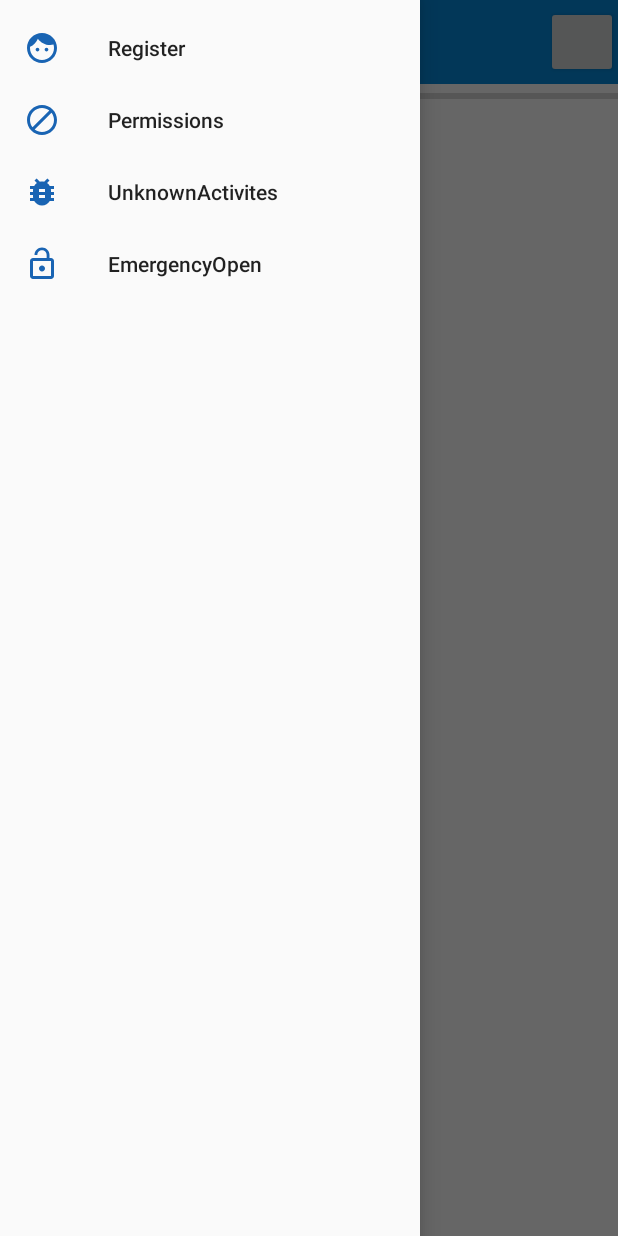
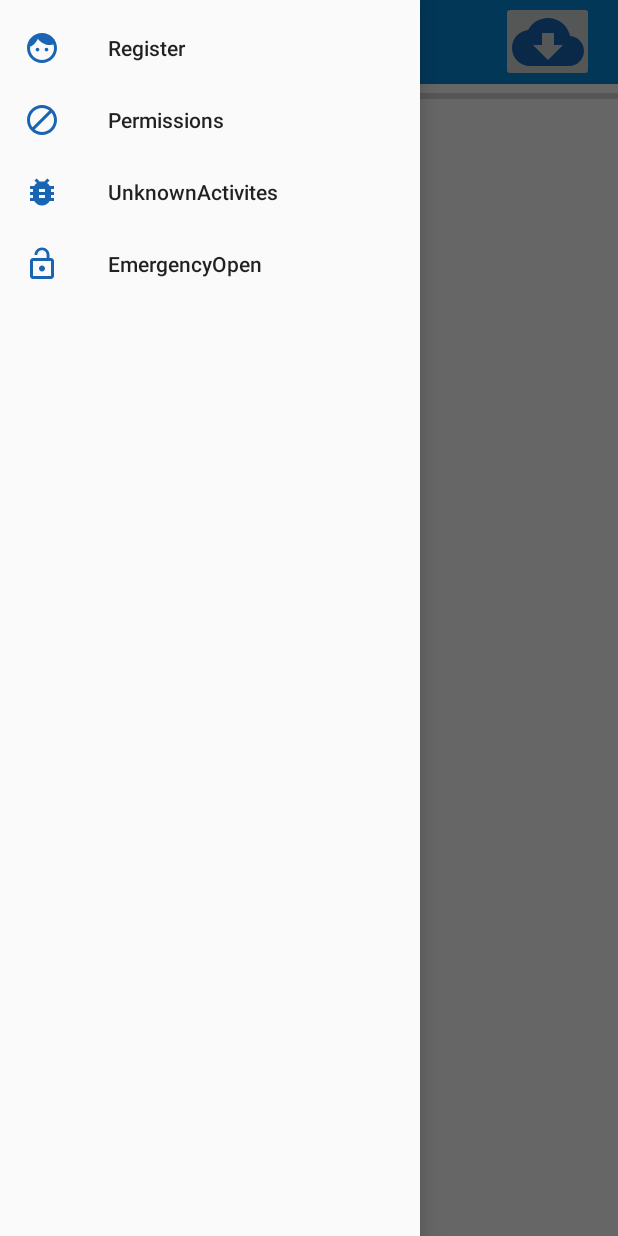
Before and after one commit to Sarvesh-Kesharwani/FaceApp_v7, an Android app: the Permissions screen opened directly, with no data from a screen before it, with the side drawer open, on a phone screen of 412 x 824 dp. Run offline under Robolectric (Android 15) with nearby library versions, the light colour scheme and no system bars.

```diff
--- a/app/src/main/java/com/sarvesh/faceapp_v7/Register.java
+++ b/app/src/main/java/com/sarvesh/faceapp_v7/Register.java
@@ -158,7 +158,6 @@ public class Register extends AppCompatActivity {
                     return false;
                 }
             });
-
     }
 
     @Override
--- /dev/null
+++ b/app/src/main/res/drawable/ic_baseline_cloud_download_24.xml
@@ -0,0 +1,5 @@
+<vector android:height="48dp" android:tint="#1964B3"
+    android:viewportHeight="24" android:viewportWidth="24"
+    android:width="48dp" xmlns:android="http://schemas.android.com/apk/res/android">
+    <path android:fillColor="@android:color/white" android:pathData="M19.35,10.04C18.67,6.59 15.64,4 12,4 9.11,4 6.6,5.64 5.35,8.04 2.34,8.36 0,10.91 0,14c0,3.31 2.69,6 6,6h13c2.76,0 5,-2.24 5,-5 0,-2.64 -2.05,-4.78 -4.65,-4.96zM17,13l-5,5 -5,-5h3V9h4v4h3z"/>
+</vector>
--- a/app/src/main/res/layout/activity_permissions.xml
+++ b/app/src/main/res/layout/activity_permissions.xml
@@ -12,19 +12,46 @@
         android:layout_width="match_parent"
         android:layout_height="match_parent">
 
+
         <androidx.appcompat.widget.Toolbar
             android:id="@+id/permission_toolBar"
             android:layout_width="match_parent"
             android:layout_height="?attr/actionBarSize"
-            android:background="@color/colorPrimary" >
+            android:layout_alignParentTop="true"
+            android:layout_alignParentEnd="true"
+            android:layout_marginTop="0dp"
+            android:layout_marginEnd="0dp"
+            android:background="@color/colorPrimary">
 
-            <Button
-                android:layout_width="48dp"
-                android:layout_height="48dp"
-                android:layout_gravity="right"
-                android:paddingRight="90dp"
-                android:id="@+id/refreshButton"
-                />
+            <androidx.constraintlayout.widget.ConstraintLayout
+                android:layout_width="wrap_content"
+                android:layout_height="wrap_content">
+
+                <TextView
+                    android:id="@+id/textView"
+                    android:layout_width="387dp"
+                    android:layout_height="43dp"
+                    android:layout_marginStart="5dp"
+                    android:visibility="invisible"
+                    app:layout_constraintBottom_toBottomOf="parent"
+                    app:layout_constraintEnd_toEndOf="parent"
+                    app:layout_constraintHorizontal_bias="0.0"
+                    app:layout_constraintStart_toStartOf="parent"
+                    app:layout_constraintTop_toTopOf="parent" />
+
+                <ImageButton
+                    android:id="@+id/refreshButton"
+                    android:layout_width="62dp"
+                    android:layout_height="54dp"
+                    android:layout_marginEnd="16dp"
+                    app:layout_constraintBottom_toBottomOf="parent"
+                    app:layout_constraintEnd_toEndOf="parent"
+                    app:layout_constraintTop_toTopOf="parent"
+                    app:srcCompat="@drawable/ic_baseline_cloud_download_24"
+                    android:contentDescription="@string/todo" />
+
+            </androidx.constraintlayout.widget.ConstraintLayout>
+
         </androidx.appcompat.widget.Toolbar>
 
         <ScrollView
@@ -32,12 +59,12 @@
             android:layout_height="match_parent"
             android:layout_marginTop="56dp"
             android:background="#FFFFFF"
-            tools:context=".exam" >
+            tools:context=".exam">
 
             <LinearLayout
                 android:layout_width="match_parent"
                 android:layout_height="wrap_content"
-                android:orientation="vertical" >
+                android:orientation="vertical">
 
                 <ProgressBar
                     android:id="@+id/progressBar"
@@ -49,9 +76,9 @@
                 <androidx.recyclerview.widget.RecyclerView
                     android:id="@+id/recycler_view"
                     android:layout_width="match_parent"
-                    android:layout_height="match_parent" >
+                    android:layout_height="match_parent">
+                </androidx.recyclerview.widget.RecyclerView>
 
-                </androidx.recyclerview.widget.RecyclerView>
             </LinearLayout>
 
         </ScrollView>
@@ -64,4 +91,5 @@
         android:layout_height="match_parent"
         android:layout_gravity="start"
         app:menu="@menu/navigation_menu" />
+
 </androidx.drawerlayout.widget.DrawerLayout>
--- a/app/src/main/res/values/strings.xml
+++ b/app/src/main/res/values/strings.xml
@@ -9,4 +9,5 @@
     <string name="EmergencyOpen">EmergencyOpen</string>
     <string name="not_allowed">NA</string>
     <string name="allowed">A</string>
+    <string name="todo">TODO</string>
 </resources>
```
Also changed, not shown: app/src/main/java/com/sarvesh/faceapp_v7/Permissions.java (+136 -11 lines), app/src/main/java/com/sarvesh/faceapp_v7/ServerDatabaseHandler.java (added, +145 -0 lines).
